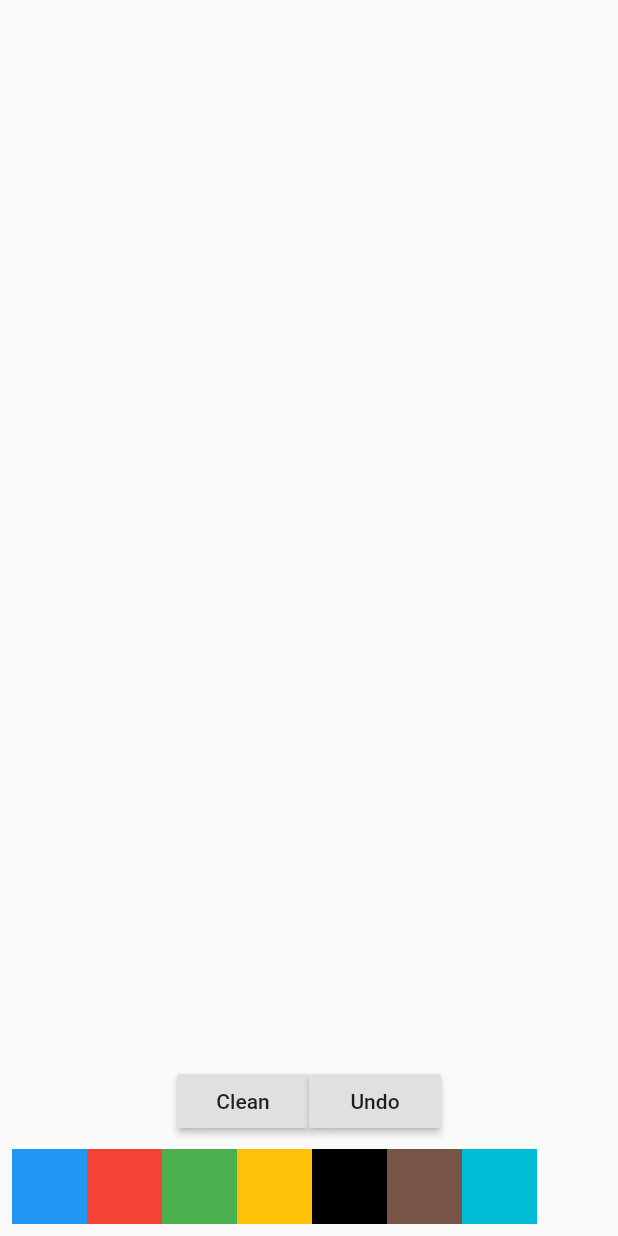
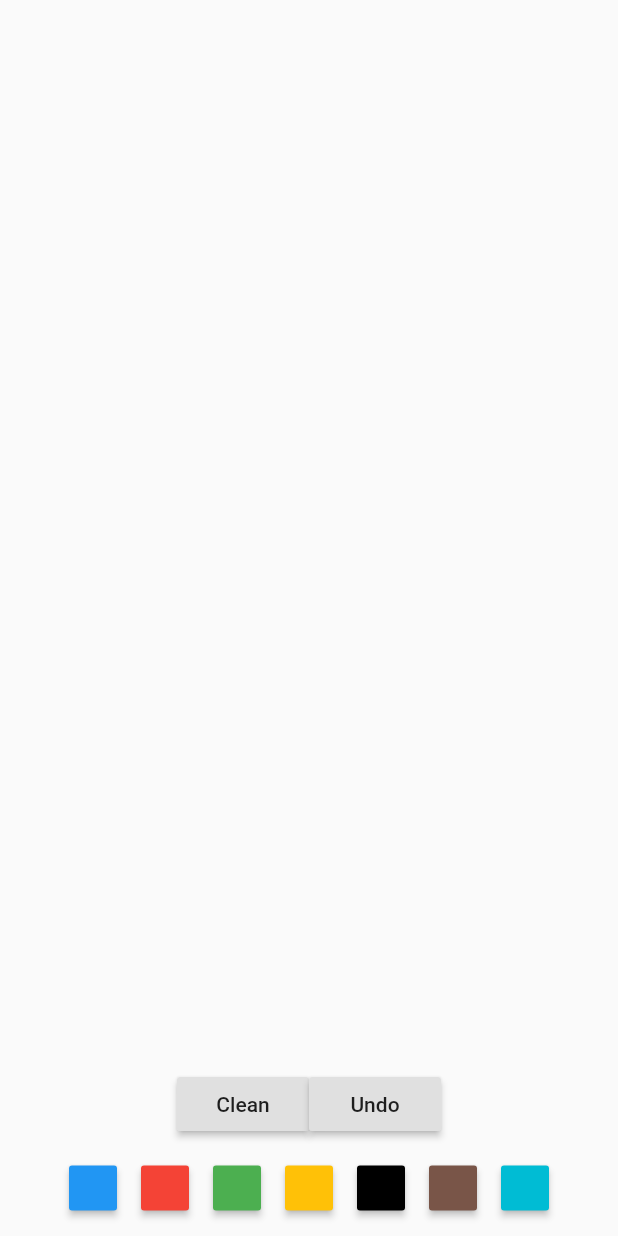
Before and after one commit to thomsontomy/kidspaint, a Flutter app: the screen it shows after launch, on a phone screen of 412 x 824 dp. Run offline on Flutter 3.47's test engine with Material 2 defaults, Android fonts, the phone set to English and light mode, and no system bars.

Commit message:
Cleanup colour palette

```diff
--- a/lib/main.dart
+++ b/lib/main.dart
@@ -133,6 +133,7 @@ class KidsPaintState extends State<KidsPaint> {
     return Padding(
       padding: const EdgeInsets.all(8),
       child: Row(
+        mainAxisAlignment: MainAxisAlignment.center,
         children: <Widget>[
           getColorWidget(Colors.blue),
           getColorWidget(Colors.red),
@@ -147,14 +148,14 @@ class KidsPaintState extends State<KidsPaint> {
   }
 
   Widget getColorWidget(Color color) {
-    return InkWell(
-      child: Container(
-        color: color,
-        height: 50,
-        width: 50,
-      ),
-      onTap: () => _currentPaintProperties = PaintProperties(color, 5.0),
-    );
+    return ButtonTheme(
+        height: 30,
+        minWidth: 30,
+        child: MaterialButton(
+          color: color,
+          onPressed: () =>
+          _currentPaintProperties = PaintProperties(color, 5.0),
+        ));
   }
 }
 
```
